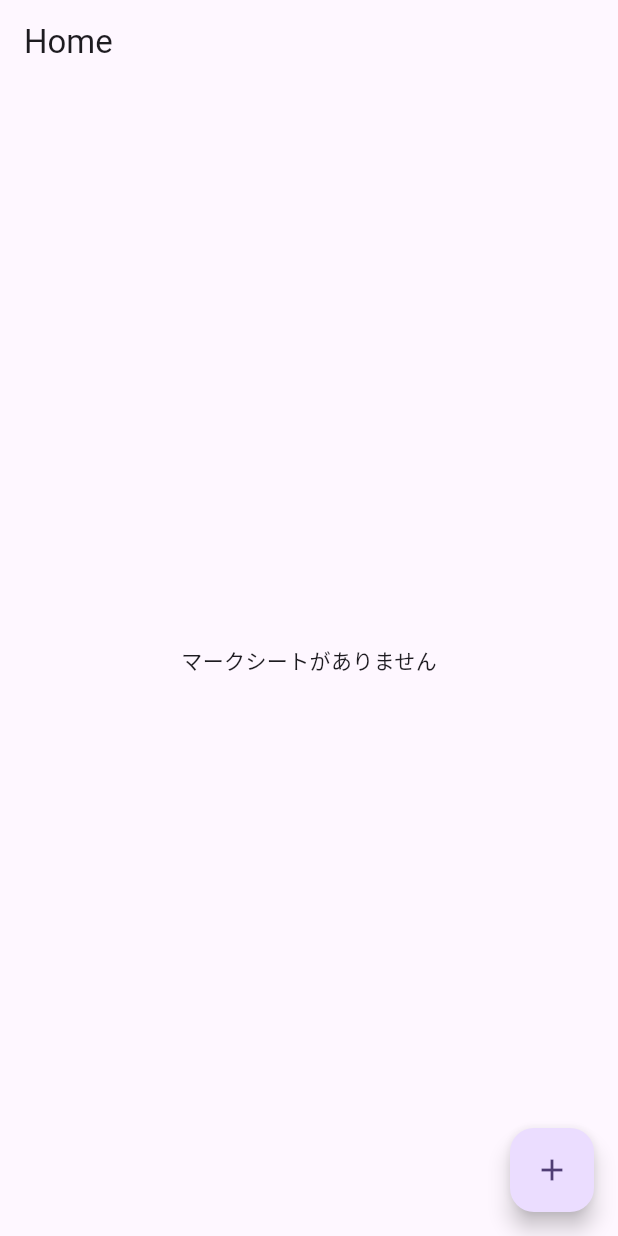
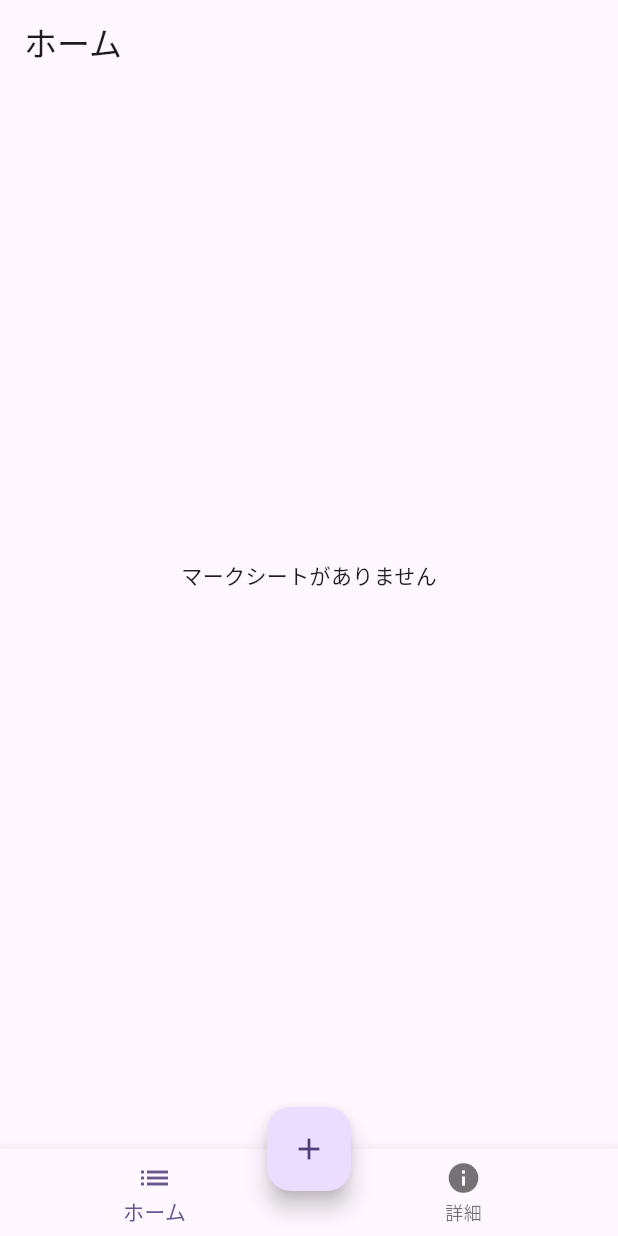
Before and after one commit to Teepen-kun/MarkSheetsFlutter, a Flutter app: the screen it shows after launch, on a phone screen of 412 x 824 dp. Run offline on Flutter 3.47's test engine with Material 3 defaults, Android fonts, the phone set to English and light mode, and no system bars; our stand-ins replace numberpicker, sqflite; accounts and stored records are empty.

Commit message:
ホーム画面の表示をGridViewに．BottomNavigationBarも追加

```diff
--- /dev/null
+++ b/marksheets/lib/DetailsAndAppSettingPage.dart
@@ -0,0 +1,8 @@
+import 'package:flutter/material.dart';
+
+class DetailsAndAppSettingPage extends StatelessWidget {
+  @override
+  Widget build(BuildContext context) {
+    return Center(child: Text('アプリの詳細'));
+  }
+}
--- /dev/null
+++ b/marksheets/lib/HomePage.dart
@@ -0,0 +1,141 @@
+import 'package:flutter/material.dart';
+import 'database_helper.dart';
+import 'MarkSheet.dart';
+import 'SettingScreen.dart';
+
+class HomePage extends StatefulWidget {
+  @override
+  _HomePageState createState() => _HomePageState();
+}
+
+class _HomePageState extends State<HomePage> {
+  late Future<List<Map<String, dynamic>>> _marksheetsFuture;
+
+  @override
+  void initState() {
+    super.initState();
+    _fetchMarksheets(); // 初期化時にデータを取得
+  }
+
+  void _fetchMarksheets() {
+    setState(() {
+      _marksheetsFuture = DatabaseHelper().getMarksheets();
+    });
+  }
+
+  @override
+  Widget build(BuildContext context) {
+    return Scaffold(
+      appBar: AppBar(
+        title: const Text('ホーム'),
+      ),
+      body: FutureBuilder(
+        future: _marksheetsFuture,
+        builder: (context, snapshot) {
+          if (snapshot.connectionState == ConnectionState.waiting) {
+            return const Center(child: CircularProgressIndicator());
+          }
+          if (snapshot.hasError) {
+            return Center(child: Text('エラー: ${snapshot.error}'));
+          }
+          final savedMarkSheets = snapshot.data as List<Map<String, dynamic>>;
+
+          if (savedMarkSheets.isEmpty) {
+            return const Center(child: Text('マークシートがありません'));
+          }
+
+          return GridView.builder(
+            gridDelegate: const SliverGridDelegateWithFixedCrossAxisCount(
+              crossAxisCount: 2, // 列の数
+              crossAxisSpacing: 10.0, // 列間のスペース
+              mainAxisSpacing: 10.0, // 行間のスペース
+              childAspectRatio: 3 / 4, // カードの縦横比
+            ),
+            padding: const EdgeInsets.all(10.0),
+            itemCount: savedMarkSheets.length,
+            itemBuilder: (context, index) {
+              final sheet = savedMarkSheets[index];
+              return Card(
+                elevation: 4,
+                shape: RoundedRectangleBorder(
+                  borderRadius: BorderRadius.circular(10),
+                ),
+                child: Stack(
+                  children: [
+                    //三点リーダ
+                    Positioned(
+                      top: 5,
+                      right: 5,
+                      child: PopupMenuButton<String>(
+                        onSelected: (value) {
+                          if (value == 'edit') {
+                            Navigator.push(
+                              context,
+                              MaterialPageRoute(
+                                builder: (context) => SettingScreen(
+                                  isNew: false,
+                                  existingData: sheet,
+                                ),
+                              ),
+                            ).then((_) => _fetchMarksheets());
+                          } else if (value == 'delete') {
+                            _deleteMarksheet(sheet['id']);
+                          }
+                        },
+                        itemBuilder: (context) => [
+                          const PopupMenuItem(
+                            value: 'edit',
+                            child: Text('編集'),
+                          ),
+                          const PopupMenuItem(
+                            value: 'delete',
+                            child: Text('削除'),
+                          ),
+                        ],
+                      ),
+                    ),
+                    //シートの詳細
+                    Column(
+                      children: [
+                        const SizedBox(height: 25),
+                        ListTile(
+                            title: Text(sheet['title']),
+                            subtitle: Text('問題数: ${sheet['numCellRows']}'),
+                            onTap: () {
+                              Navigator.push(
+                                context,
+                                MaterialPageRoute(
+                                  builder: (context) => Marksheet(
+                                    marksheetID: sheet['id'],
+                                    title: sheet['title'],
+                                    numCellRows: sheet['numCellRows'],
+                                    marks: (sheet['markTypes'] as String).split(','),
+                                    isMultipleSelectionAllowed:
+                                        sheet['isMultipleSelectionAllowed'] == 1,
+                                    isTimeLimitEnabled: sheet['isTimeLimitEnabled'] == 1,
+                                    timelimit: sheet['timelimit'],
+                                  ),
+                                ),
+                              );
+                            },
+                          ),
+                      ],
+                    ),
+                  ],
+                ),
+              );
+            },
+          );
+        },
+      ),
+    );
+  }
+
+  void _deleteMarksheet(int id) async {
+    await DatabaseHelper().deleteMarksheet(id);
+    ScaffoldMessenger.of(context).showSnackBar(
+      const SnackBar(content: Text('マークシートを削除しました')),
+    );
+    _fetchMarksheets(); // リストを再取得して更新
+  }
+}
--- a/marksheets/lib/HomeScreen.dart
+++ b/marksheets/lib/HomeScreen.dart
@@ -1,76 +1,49 @@
 import 'package:flutter/material.dart';
 import 'SettingScreen.dart';
-import 'MarkSheet.dart';
 import 'database_helper.dart';
+import 'HomePage.dart';
+import 'DetailsAndAppSettingPage.dart';
 
-class HomeScreen extends StatelessWidget {
-  //const HomeScreen({Key? key}) : super(key: key);
+class HomeScreen extends StatefulWidget {
+  @override
+  _HomeScreenState createState() => _HomeScreenState();
+}
+
+class _HomeScreenState extends State<HomeScreen> {
+  int _currentIndex = 0; // 現在選択されているタブのインデックス
   final DatabaseHelper dbHelper = DatabaseHelper();
+
+  final List<Widget> _pages = [
+    HomePage(), // ホーム画面（マークシート一覧）
+    DetailsAndAppSettingPage(), // アプリの詳細
+  ];
 
 @override
 Widget build(BuildContext context) {
   return Scaffold(
-      appBar: AppBar(
-        title: const Text('Home'),
+    resizeToAvoidBottomInset: false,
+    body: Padding(
+      padding: EdgeInsets.only(bottom: kBottomNavigationBarHeight),
+      child: _pages[_currentIndex],
+    ), // 現在選択されているタブに対応するページを表示
+    bottomNavigationBar: BottomNavigationBar(
+      currentIndex: _currentIndex,
+      onTap: (index) {
+        setState(() {
+          _currentIndex = index;
+        });
+      },
+      items: const [
+        BottomNavigationBarItem(
+          icon: Icon(Icons.list),
+          label: 'ホーム',
         ),
-      body: Padding(
-        padding: const EdgeInsets.all(16.0),
-        child: Column(
-          crossAxisAlignment: CrossAxisAlignment.stretch,
-          children: [
-            // 過去のマークシートリスト
-            Expanded(
-              child: FutureBuilder(
-                future: DatabaseHelper().getMarksheets(), // SQLiteからデータ取得
-                builder: (context, snapshot) {
-                  if (snapshot.connectionState == ConnectionState.waiting) {
-                    return const Center(child: CircularProgressIndicator());
-                  }
-                  if (snapshot.hasError) {
-                    return Center(child: Text('エラー: ${snapshot.error}'));
-                  }
-                  final savedMarkSheets = snapshot.data as List<Map<String, dynamic>>;
-
-                  if (savedMarkSheets.isEmpty) {
-                    return const Center(child: Text('マークシートがありません'));
-                  }
-
-                  return ListView.builder(
-                    itemCount: savedMarkSheets.length,
-                    itemBuilder: (context, index) {
-                      final sheet = savedMarkSheets[index];
-                      return Card(
-                        child: ListTile(
-                          title: Text(sheet['title']),
-                          subtitle: Text('行数: ${sheet['numCellRows']}'),
-                          onTap: () {
-                            Navigator.push(
-                              context,
-                              MaterialPageRoute(
-                                builder: (context) => Marksheet(
-                                  marksheetID: sheet['id'],
-                                  title: sheet['title'],
-                                  numCellRows: sheet['numCellRows'],
-                                  marks: (sheet['markTypes'] as String).split(','), // マークをリストに変換
-                                  isMultipleSelectionAllowed:
-                                      sheet['isMultipleSelectionAllowed'] == 1,
-                                  isTimeLimitEnabled: sheet['isTimeLimitEnabled'] == 1,
-                                  timelimit: sheet['timelimit'],
-                                ),
-                              ),
-                            );
-                          },
-                        ),
-                      );
-                    },
-                  );
-                },
-              ),
+        BottomNavigationBarItem(
+          icon: Icon(Icons.info),
+          label: '詳細',
         ),
       ],
     ),
-      ),
-      // 右下の＋アイコン
     floatingActionButton: FloatingActionButton(
       onPressed: () {
         Navigator.push(
@@ -81,8 +54,10 @@ class HomeScreen extends StatelessWidget {
         );
       },
       child: const Icon(Icons.add),
-        tooltip: '新規マークシートを作成',
+      tooltip: '新規マークシート作成',
     ),
+    floatingActionButtonLocation: FloatingActionButtonLocation.centerDocked, // +ボタンを中央に配置
   );
 }
+
 }
```
Lines whose indentation alone changed are shown as unchanged.
